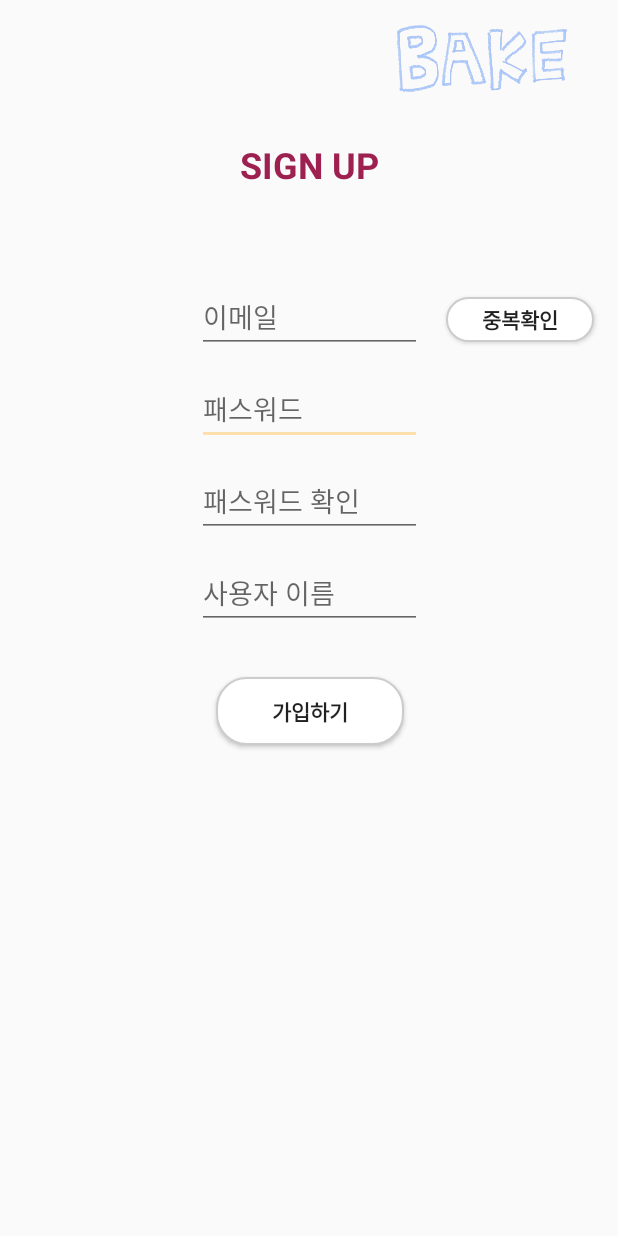
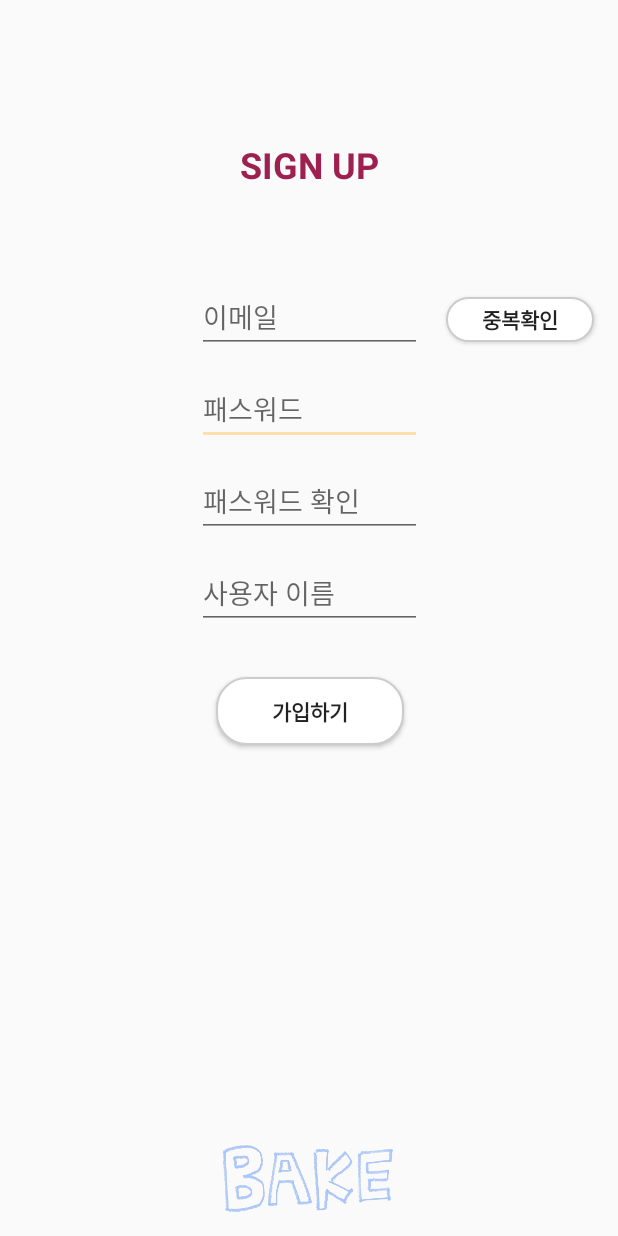
Before and after one commit to SMU-BakE/recommended_music_final, an Android app: the SignUpActivity screen opened directly, with no data from a screen before it, on a phone screen of 412 x 824 dp. Run offline under Robolectric (Android 15) with nearby library versions, the phone set to English and light mode, and no system bars.

Commit message:
design update

```diff
--- a/app/src/main/res/layout/activity_pwfind.xml
+++ b/app/src/main/res/layout/activity_pwfind.xml
@@ -48,10 +48,12 @@
         android:id="@+id/imageView8"
         android:layout_width="150dp"
         android:layout_height="45dp"
-        android:layout_marginTop="16dp"
+        android:layout_marginStart="16dp"
         android:layout_marginEnd="16dp"
+        android:layout_marginBottom="16dp"
+        app:layout_constraintBottom_toBottomOf="parent"
         app:layout_constraintEnd_toEndOf="parent"
-        app:layout_constraintTop_toTopOf="parent"
+        app:layout_constraintStart_toStartOf="parent"
         app:srcCompat="@drawable/icon_bake" />
 
     <TextView
--- a/app/src/main/res/layout/activity_sign_up.xml
+++ b/app/src/main/res/layout/activity_sign_up.xml
@@ -61,10 +61,13 @@
         android:id="@+id/imageView7"
         android:layout_width="150dp"
         android:layout_height="45dp"
-        android:layout_marginTop="16dp"
+        android:layout_marginStart="16dp"
         android:layout_marginEnd="16dp"
+        android:layout_marginBottom="16dp"
+        app:layout_constraintBottom_toBottomOf="parent"
         app:layout_constraintEnd_toEndOf="parent"
-        app:layout_constraintTop_toTopOf="parent"
+        app:layout_constraintHorizontal_bias="0.497"
+        app:layout_constraintStart_toStartOf="parent"
         app:srcCompat="@drawable/icon_bake" />
 
     <EditText
@@ -96,7 +99,7 @@
         android:id="@+id/textView3"
         android:layout_width="wrap_content"
         android:layout_height="wrap_content"
-        android:layout_marginTop="32dp"
+        android:layout_marginTop="93dp"
         android:text="SIGN UP"
         android:textAllCaps="false"
         android:textAppearance="@style/TextAppearance.AppCompat.Large"
@@ -105,7 +108,7 @@
         android:textStyle="bold"
         app:layout_constraintEnd_toEndOf="parent"
         app:layout_constraintStart_toStartOf="parent"
-        app:layout_constraintTop_toBottomOf="@+id/imageView7" />
+        app:layout_constraintTop_toTopOf="parent" />
 
 
 </androidx.constraintlayout.widget.ConstraintLayout>
--- a/app/src/main/res/values/styles.xml
+++ b/app/src/main/res/values/styles.xml
@@ -10,8 +10,9 @@
     <style name="AppTheme.home" parent="Theme.AppCompat.Light.NoActionBar">
         <!-- Customize your theme here. -->
         <item name="colorPrimary">@color/colorPrimary</item>
-        <item name="colorPrimaryDark">@color/grey</item>
+        <item name="colorPrimaryDark">@color/white</item>
         <item name="colorAccent">@color/colorAccent</item>
+        <item name="android:windowLightStatusBar">true</item>
     </style>
 
     <style name="AppTheme.Dialog" parent="Base.Theme.AppCompat.Light.Dialog.Alert">
```
Also changed, not shown: app/src/main/AndroidManifest.xml (+6 -4 lines).
